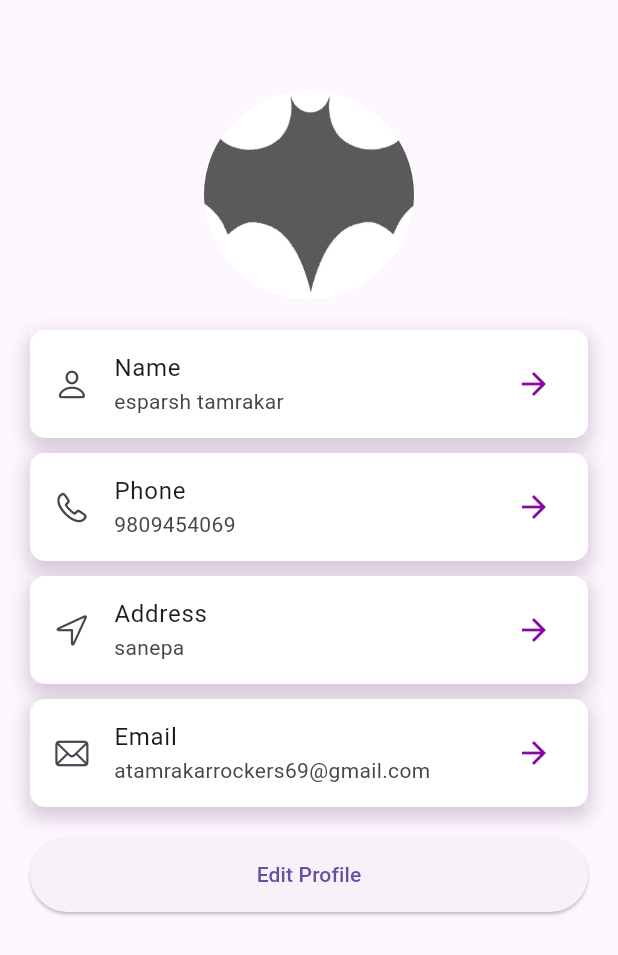
After one commit to mrdeephang/Sajha_Bookstore, a Flutter app: the ProfileScreen screen opened directly, on a phone screen of 412 x 824 dp. The commit adds this screen. Shown: the top 955 px of the screen. Run offline on Flutter 3.47's test engine with Material 3 defaults, Android fonts, the phone set to English and light mode, and no system bars; our stand-ins replace avatar_glow, image_picker, quickalert, smooth_page_indicator, speech_to_text; missing offline and left inert: lecle_flutter_carousel_pro.

Commit message:
pinku-account details

```diff
--- a/lib/main.dart
+++ b/lib/main.dart
@@ -7,9 +7,11 @@ import 'package:quickalert/quickalert.dart';
 import 'package:sajhabackup/bachelors.dart';
 import 'package:sajhabackup/extra.dart';
 import 'package:sajhabackup/masters.dart';
+import 'package:sajhabackup/pages/accountdetails.dart';
 import 'package:sajhabackup/pages/addbooks.dart';
 import 'package:sajhabackup/pages/cart.dart';
 import 'package:sajhabackup/pages/chat.dart';
+import 'package:sajhabackup/pages/login.dart';
 //import 'package:sajhabackup/pages/login.dart';
 import 'package:sajhabackup/pages/onboardingscreen.dart';
 import 'package:sajhabackup/notification.dart';
@@ -147,7 +149,9 @@ class _homepageState extends State<homepage> {
               ),
             ),
             InkWell(
-              onTap: () {},
+              onTap: () {
+                Navigator.push(context, MaterialPageRoute(builder: (context)=>accountdetails()));
+              },
               child: ListTile(
                 title: Text('Account'),
                 leading: Icon(Icons.supervised_user_circle,
@@ -159,7 +163,8 @@ class _homepageState extends State<homepage> {
                 QuickAlert.show(context: context,
                 type: QuickAlertType.confirm,
                 title: "LogOut",
-                text: "Are you sure you want to logout?"
+                text: "Are you sure you want to logout?",
+                onConfirmBtnTap: ()=>loginscreen()
                 );
 
               },
--- /dev/null
+++ b/lib/pages/accountdetails.dart
@@ -0,0 +1,91 @@
+import 'package:flutter/cupertino.dart';
+import 'package:flutter/material.dart';
+import 'package:flutter/services.dart';
+
+void main() {
+  SystemChrome.setSystemUIOverlayStyle(const SystemUiOverlayStyle(
+    statusBarColor: Color.fromARGB(0, 167, 118, 118),
+    statusBarIconBrightness: Brightness.dark
+  ));
+  runApp(const accountdetails());
+}
+
+class accountdetails extends StatelessWidget {
+  const accountdetails({super.key});
+
+  @override
+  Widget build(BuildContext context) {
+    return MaterialApp(
+
+      theme: ThemeData(
+        primarySwatch: Colors.deepPurple,
+      ),
+      home: const ProfileScreen(),
+    );
+  }
+}
+
+class ProfileScreen extends StatelessWidget {
+  const ProfileScreen({Key? key}) : super(key: key);
+
+  @override
+  Widget build(BuildContext context) {
+    return Scaffold(
+      body: Padding(
+        padding: const EdgeInsets.all(20),
+        child: Column(
+          children: [
+            const SizedBox(height: 40),
+            CircleAvatar(
+              radius: 70,
+              backgroundImage: AssetImage('assets/images/profile.jpg'),
+            ),
+            const SizedBox(height: 20),
+            itemProfile('Name', 'esparsh tamrakar', CupertinoIcons.person),
+            const SizedBox(height: 10),
+            itemProfile('Phone', '9809454069', CupertinoIcons.phone),
+            const SizedBox(height: 10),
+            itemProfile('Address', 'sanepa', CupertinoIcons.location),
+            const SizedBox(height: 10),
+            itemProfile('Email', 'atamrakarrockers69@gmail.com', CupertinoIcons.mail),
+            const SizedBox(height: 20,),
+            SizedBox(
+              width: double.infinity,
+              child: ElevatedButton(
+                  onPressed: () {},
+                  style: ElevatedButton.styleFrom(
+                    padding: const EdgeInsets.all(15),
+                  ),
+                  child: const Text('Edit Profile')
+              ),
+            )
+          ],
+        ),
+      ),
+    );
+  }
+
+  itemProfile(String title, String subtitle, IconData iconData) {
+    return Container(
+      decoration: BoxDecoration(
+          color: Color.fromARGB(255, 255, 255, 255),
+          borderRadius: BorderRadius.circular(10),
+          boxShadow: [
+            BoxShadow(
+                offset: Offset(0, 5),
+                color: Color.fromARGB(255, 49, 2, 58).withOpacity(.2),
+                spreadRadius: 2,
+                blurRadius: 10
+            )
+          ]
+      ),
+      child: ListTile(
+        title: Text(title),
+        subtitle: Text(subtitle),
+        leading: Icon(iconData),
+        trailing: Icon(Icons.arrow_forward, color: Color.fromARGB(255, 137, 8, 165)),
+        tileColor: Colors.white,
+      ),
+    );
+  }
+}
--- a/lib/pages/verification.dart
+++ b/lib/pages/verification.dart
@@ -1,6 +1,7 @@
 //import 'dart:js';
 import 'package:flutter/material.dart';
 import 'package:flutter/services.dart';
+import 'package:quickalert/quickalert.dart';
 //import 'package:sajhabackup/main.dart';
 //import 'package:quickalert/quickalert.dart';
 import 'package:sajhabackup/pages/login.dart';
```
Also changed, not shown: assets/images/profile.jpg (added).
